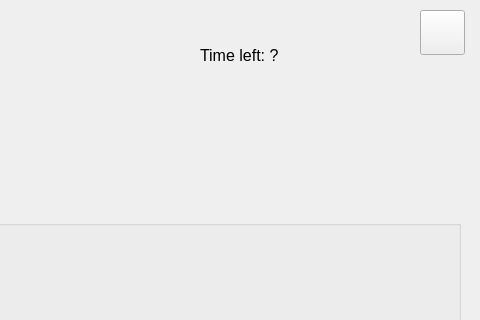
Above: QuestionnaireGUI/QuestionForm.ui from rareseanu/proiect-pa before the change; both pictures show x 800 to 1280 and y 0 to 320 of the 1280 by 720 pixel window. Below: the same form after it.
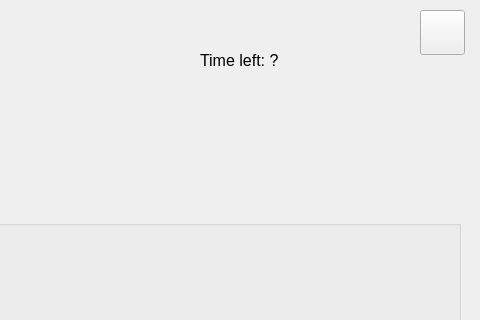
That is the form after the change. Icons and pictures are not drawn.

```diff
--- a/QuestionnaireGUI/QuestionForm.ui
+++ b/QuestionnaireGUI/QuestionForm.ui
@@ -378,7 +378,7 @@
       <x>1000</x>
       <y>40</y>
       <width>161</width>
-      <height>31</height>
+      <height>41</height>
      </rect>
     </property>
     <property name="sizePolicy">
```
